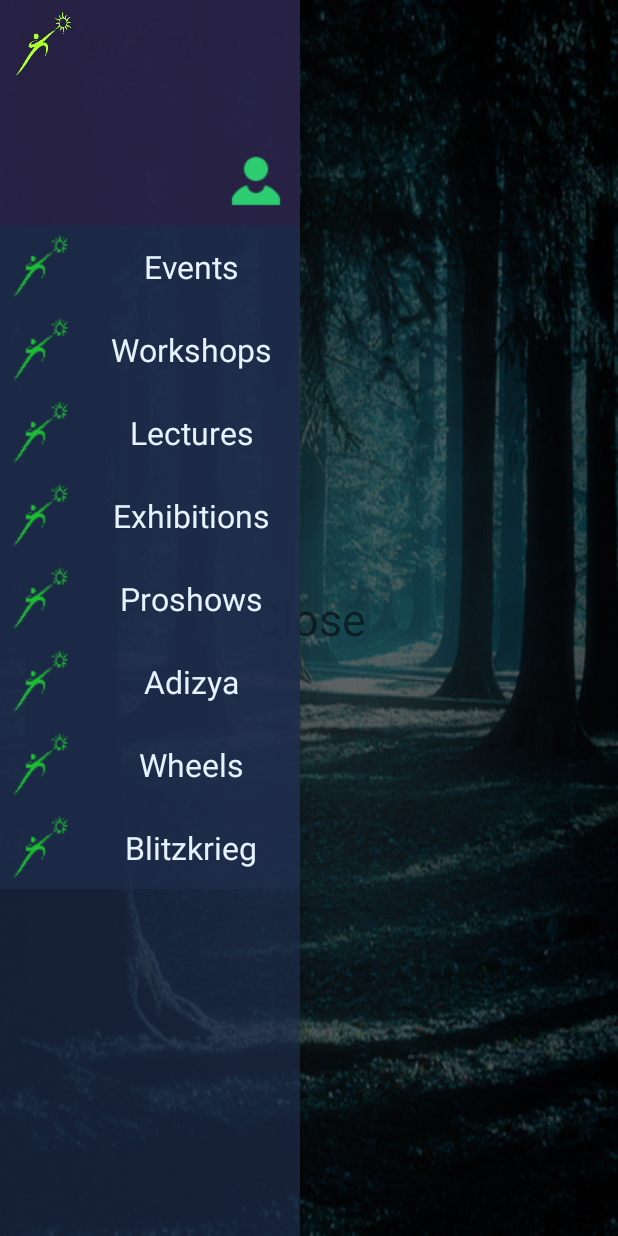
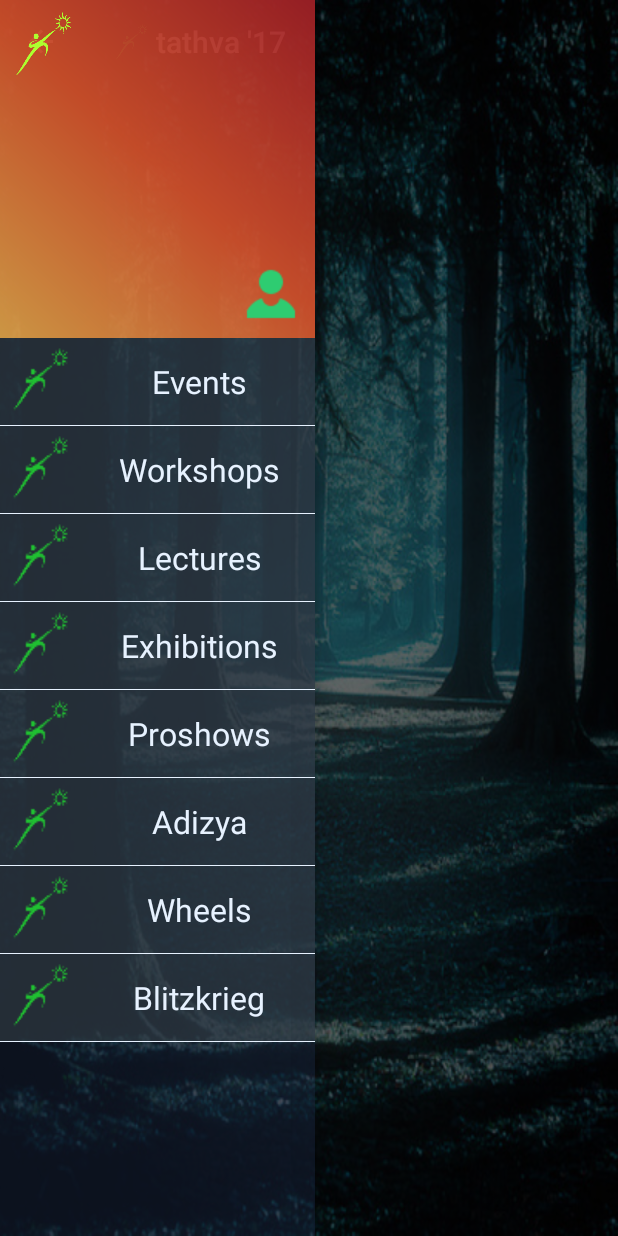
Before and after one commit to HusniMubarack/T17, an Android app: the screen it shows after launch (MainActivity), with the side drawer open, on a phone screen of 412 x 824 dp. Run offline under Robolectric (Android 15) with nearby library versions, the phone set to English and light mode, and no system bars.

Commit message:
drawer as in the material design app

```diff
--- /dev/null
+++ b/app/src/main/res/drawable/gradient_background_media.xml
@@ -0,0 +1,5 @@
+<?xml version="1.0" encoding="utf-8"?>
+<shape xmlns:android="http://schemas.android.com/apk/res/android" android:shape="rectangle">
+    <gradient android:startColor="#ccfcb64d" android:endColor="#ccb62025" android:angle="45.0" android:type="linear" android:centerColor="#ccf0592b" />
+    <corners android:radius="0dp" />
+</shape>
--- a/app/src/main/res/layout/activity_main.xml
+++ b/app/src/main/res/layout/activity_main.xml
@@ -7,57 +7,45 @@
     android:layout_height="match_parent"
     tools:context="com.example.husnimubarack.t17.MainActivity">
 
-
-    <android.support.constraint.ConstraintLayout
+    <FrameLayout
+        android:id="@+id/content_frame"
         android:layout_width="match_parent"
         android:layout_height="match_parent"
-        android:background="@drawable/temp_background"
-        android:orientation="vertical">
+        android:background="@drawable/temp_background">
 
         <include
-            layout="@layout/main_action_bar"
-            android:layout_height="wrap_content"
-            android:layout_width="0dp"
-            />
+        layout="@layout/main_action_bar"
+        android:layout_width="match_parent"
+        android:layout_height="wrap_content"
+        />
 
-        <TextView
-            android:id="@+id/textView"
-            android:layout_width="wrap_content"
-            android:layout_height="wrap_content"
-            android:layout_marginBottom="8dp"
-            android:layout_marginTop="8dp"
-            android:layout_weight="1"
-            android:text="@string/close"
-            android:textAlignment="center"
-            android:textSize="30sp"
-            app:layout_constraintBottom_toBottomOf="parent"
-            app:layout_constraintLeft_toLeftOf="parent"
-            app:layout_constraintRight_toRightOf="parent"
-            app:layout_constraintTop_toTopOf="parent" />
-    </android.support.constraint.ConstraintLayout>
+    </FrameLayout>
 
     <android.support.design.widget.NavigationView
-        android:layout_width="200dp"
+        android:id="@+id/navigation"
+        android:layout_width="210dp"
         android:layout_height="match_parent"
         android:layout_gravity="start"
-        android:id="@+id/navigation"
+        android:fitsSystemWindows="true"
+        app:theme="@style/tathvaDrawer"
         android:background="@color/navBody"
-        app:theme="@style/tathvaDrawer"
-        android:fitsSystemWindows="true"
         >
 
         <LinearLayout
             android:layout_width="match_parent"
             android:layout_height="match_parent"
             android:orientation="vertical">
-            <include layout="@layout/nav_header"/>
+
+            <include layout="@layout/nav_header" />
 
             <ListView
+                android:id="@+id/drawer_list"
                 android:layout_width="match_parent"
                 android:layout_height="0dp"
-                android:id="@+id/drawer_list"
                 android:layout_weight="1"
-                android:divider="@null"/>
+                android:divider="@color/navItemText"
+                android:dividerHeight="1px"
+                />
         </LinearLayout>
     </android.support.design.widget.NavigationView>
 
--- a/app/src/main/res/layout/drawer_listitem.xml
+++ b/app/src/main/res/layout/drawer_listitem.xml
@@ -2,8 +2,8 @@
 <LinearLayout xmlns:android="http://schemas.android.com/apk/res/android"
     android:orientation="horizontal"
     android:layout_width="match_parent"
-    android:layout_height="55dp"
-    android:background="@color/navBody"
+    android:layout_height="58dp"
+    android:background="@color/navItemImageColor"
     android:id="@+id/list_itemLayout"
     xmlns:tools="http://schemas.android.com/tools"
     >
--- a/app/src/main/res/layout/main_action_bar.xml
+++ b/app/src/main/res/layout/main_action_bar.xml
@@ -3,6 +3,7 @@
     android:id="@+id/main_action_bar"
     android:layout_width="match_parent"
     android:layout_height="60dp"
+    android:titleTextColor="@color/textColorPrimary"
     android:background="@android:color/transparent"
     android:orientation="vertical">
 
--- a/app/src/main/res/layout/nav_header.xml
+++ b/app/src/main/res/layout/nav_header.xml
@@ -3,10 +3,11 @@
     xmlns:app="http://schemas.android.com/apk/res-auto"
     xmlns:tools="http://schemas.android.com/tools"
     android:layout_width="match_parent"
-    android:layout_height="150dp"
-    android:background="@color/navHeader"
+    android:layout_height="225dp"
+    android:background="@drawable/gradient_background_media"
     android:orientation="vertical"
-    android:padding="5dp">
+    android:padding="5dp"
+    >
     <ImageView
         android:id="@+id/nav_login_icon"
         android:layout_width="wrap_content"
--- a/app/src/main/res/values/colors.xml
+++ b/app/src/main/res/values/colors.xml
@@ -3,13 +3,14 @@
     <color name="colorPrimary">#27245e</color>
     <color name="colorPrimaryDark">#0d1431</color>
 
-    <color name="navHeader">#bf2c2248</color>
+    <color name="navHeader">#843904</color>
 
-    <color name="navBody">#b01f2e4e</color>
+    <color name="navBody">#601f2e4e</color>
     <color name="navItemText">#e7f2ff</color>
-
+    <color name="navItemImageColor">#9d333e46</color>
+    <color name="navItemSelected">#d8322f53</color>
 
     <color name="colorAccent">#e71a60</color>
     <color name="textColorPrimary">#f2f2f5</color>
-    <color name="navItemImageColor">#9d1e303d</color>
+
 </resources>
--- a/app/src/main/res/values/styles.xml
+++ b/app/src/main/res/values/styles.xml
@@ -1,7 +1,7 @@
 <resources>
 
     <!-- Base application theme. -->
-    <style name="AppTheme" parent="Theme.AppCompat.Light.NoActionBar">
+    <style name="AppTheme" parent="Theme.AppCompat.NoActionBar">
         <!-- Customize your theme here. -->
         <item name="colorPrimary">@color/colorPrimary</item>
         <item name="colorPrimaryDark">@color/colorPrimaryDark</item>
```
Also changed, not shown: app/src/main/java/com/example/husnimubarack/t17/AdizyaFrag.java (added, +21 -0 lines), app/src/main/java/com/example/husnimubarack/t17/BlitzkriegFrag.java (added, +20 -0 lines), app/src/main/java/com/example/husnimubarack/t17/EventsFrag.java (added, +22 -0 lines), app/src/main/java/com/example/husnimubarack/t17/ExhibitionsFrag.java (added, +21 -0 lines), app/src/main/java/com/example/husnimubarack/t17/LecturesFrag.java (added, +21 -0 lines), app/src/main/java/com/example/husnimubarack/t17/MainActivity.java (+71 -14 lines), app/src/main/java/com/example/husnimubarack/t17/ProshowsFrag.java (added, +21 -0 lines), app/src/main/java/com/example/husnimubarack/t17/WheelsFrag.java (added, +21 -0 lines), app/src/main/java/com/example/husnimubarack/t17/WorkshopsFrag.java (added, +21 -0 lines), app/src/main/res/layout/events.xml (added, +17 -0 lines), app/src/main/res/layout/worlshops.xml (added, +15 -0 lines).
